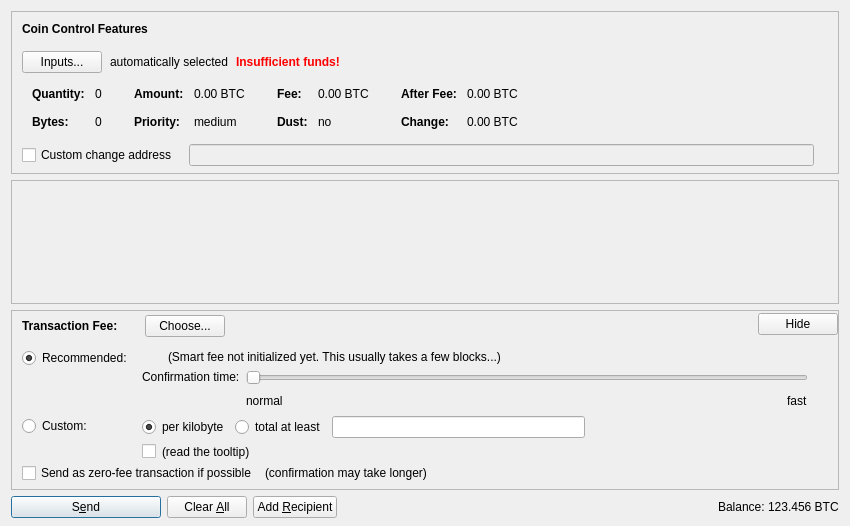
The window that src/qt/forms/sendcoinsdialog.ui (drivercoin/drivercoin) describes before a commit, drawn with Qt 5.
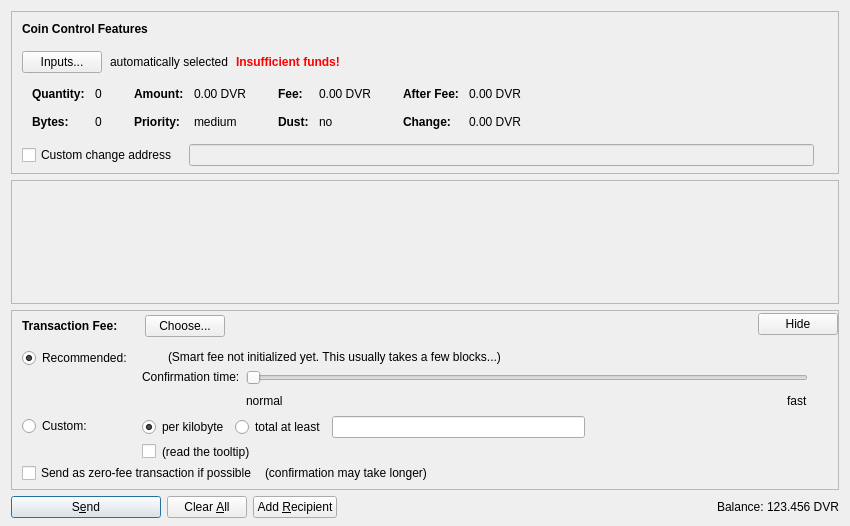
The same window after the commit. Icons and pictures are not drawn. Custom widgets are drawn as their Qt base class.

What changed in the file:
```diff
--- a/src/qt/forms/sendcoinsdialog.ui
+++ b/src/qt/forms/sendcoinsdialog.ui
@@ -324,7 +324,7 @@
                   <enum>Qt::ActionsContextMenu</enum>
                  </property>
                  <property name="text">
-                  <string notr="true">0.00 BTC</string>
+                  <string notr="true">0.00 DVR</string>
                  </property>
                  <property name="textInteractionFlags">
                   <set>Qt::LinksAccessibleByMouse|Qt::TextSelectableByKeyboard|Qt::TextSelectableByMouse</set>
@@ -404,7 +404,7 @@
                   <enum>Qt::ActionsContextMenu</enum>
                  </property>
                  <property name="text">
-                  <string notr="true">0.00 BTC</string>
+                  <string notr="true">0.00 DVR</string>
                  </property>
                  <property name="textInteractionFlags">
                   <set>Qt::LinksAccessibleByMouse|Qt::TextSelectableByKeyboard|Qt::TextSelectableByMouse</set>
@@ -484,7 +484,7 @@
                   <enum>Qt::ActionsContextMenu</enum>
                  </property>
                  <property name="text">
-                  <string notr="true">0.00 BTC</string>
+                  <string notr="true">0.00 DVR</string>
                  </property>
                  <property name="textInteractionFlags">
                   <set>Qt::LinksAccessibleByMouse|Qt::TextSelectableByKeyboard|Qt::TextSelectableByMouse</set>
@@ -513,7 +513,7 @@
                   <enum>Qt::ActionsContextMenu</enum>
                  </property>
                  <property name="text">
-                  <string notr="true">0.00 BTC</string>
+                  <string notr="true">0.00 DVR</string>
                  </property>
                  <property name="textInteractionFlags">
                   <set>Qt::LinksAccessibleByMouse|Qt::TextSelectableByKeyboard|Qt::TextSelectableByMouse</set>
@@ -1352,7 +1352,7 @@
           <cursorShape>IBeamCursor</cursorShape>
          </property>
          <property name="text">
-          <string notr="true">123.456 BTC</string>
+          <string notr="true">123.456 DVR</string>
          </property>
          <property name="textInteractionFlags">
           <set>Qt::LinksAccessibleByMouse|Qt::TextSelectableByKeyboard|Qt::TextSelectableByMouse</set>
```
Left out of the diff: 18 changed lines with no effect on the pictures.
